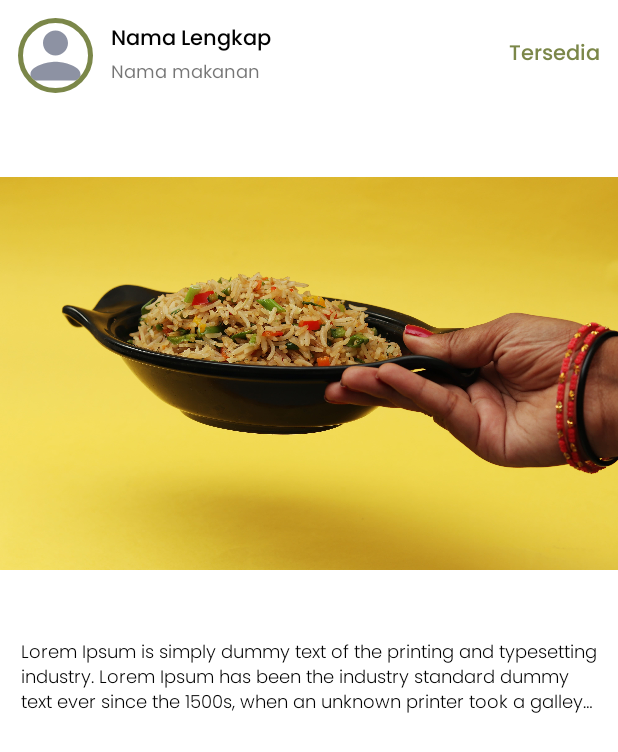
After one commit to munawirfikri/saveoury, an Android app: the layout item_post.xml on its own in the app's theme, with its tools: preview values and no code run, on a phone screen of 412 x 824 dp. The commit adds this screen. Shown: the top 752 px of the screen. Run offline under Robolectric (Android 15) with nearby library versions, the phone set to English and light mode, and no system bars.

Commit message:
slicing post item

```diff
--- a/android/app/src/main/java/com/munawirfikri/saveoury/data/source/remote/network/ApiService.kt
+++ b/android/app/src/main/java/com/munawirfikri/saveoury/data/source/remote/network/ApiService.kt
@@ -1,5 +1,6 @@
 package com.munawirfikri.saveoury.data.source.remote.network
 
+import com.munawirfikri.saveoury.data.source.remote.response.FoodPostItem
 import com.munawirfikri.saveoury.data.source.remote.response.FoodPostResponse
 import com.munawirfikri.saveoury.data.source.remote.response.PlaceResponse
 import com.munawirfikri.saveoury.data.source.remote.response.UserResponse
--- /dev/null
+++ b/android/app/src/main/res/layout/item_post.xml
@@ -0,0 +1,86 @@
+<?xml version="1.0" encoding="utf-8"?>
+<RelativeLayout xmlns:android="http://schemas.android.com/apk/res/android"
+    android:layout_width="match_parent"
+    android:layout_height="match_parent">
+
+    <androidx.cardview.widget.CardView
+        android:background="@color/white"
+        android:layout_width="match_parent"
+        android:layout_height="500dp"
+        >
+        <LinearLayout
+            android:layout_width="match_parent"
+            android:layout_height="match_parent"
+            android:orientation="vertical"
+            >
+            <LinearLayout
+                android:layout_width="match_parent"
+                android:layout_height="wrap_content"
+                android:orientation="horizontal"
+                android:gravity="center_vertical"
+                android:padding="12dp"
+                >
+                <de.hdodenhof.circleimageview.CircleImageView
+                    xmlns:app="http://schemas.android.com/apk/res-auto"
+                    android:id="@+id/profile_image"
+                    android:layout_width="50dp"
+                    android:layout_height="50dp"
+                    android:src="@drawable/ic_person"
+                    app:civ_border_width="3dp"
+                    android:layout_marginEnd="12dp"
+                    app:civ_border_color="@color/primary_variant"/>
+                <LinearLayout
+                    android:layout_width="wrap_content"
+                    android:layout_height="wrap_content"
+                    android:orientation="vertical"
+                    >
+                    <TextView
+                        android:id="@+id/nama_user"
+                        android:textColor="@color/black"
+                        android:fontFamily="@font/poppins_medium"
+                        android:textSize="14sp"
+                        android:layout_width="wrap_content"
+                        android:layout_height="wrap_content"
+                        android:text="@string/nama_lengkap"
+                        />
+                    <TextView
+                        android:textSize="12sp"
+                        android:fontFamily="@font/poppins"
+                        android:layout_width="wrap_content"
+                        android:layout_height="wrap_content"
+                        android:text="@string/nama_makanan"
+                        />
+                </LinearLayout>
+                <TextView
+                    android:fontFamily="@font/poppins_medium"
+                    android:id="@+id/food_status"
+                    android:textColor="@color/primary_variant"
+                    android:layout_width="match_parent"
+                    android:layout_height="wrap_content"
+                    android:text="@string/tersedia"
+                    android:textAlignment="viewEnd"
+                    />
+            </LinearLayout>
+            <ImageView
+                android:id="@+id/iv_food_image"
+                android:layout_width="match_parent"
+                android:layout_height="350dp"
+                android:src="@drawable/dummypost"
+                android:contentDescription="@string/image_post" />
+            <TextView
+                android:padding="2dp"
+                android:fontFamily="@font/poppins_light"
+                android:textSize="12sp"
+                android:maxLines="3"
+                android:ellipsize="end"
+                android:textColor="@color/black"
+                android:layout_marginHorizontal="12dp"
+                android:id="@+id/tv_food_desc"
+                android:layout_width="wrap_content"
+                android:layout_height="wrap_content"
+                android:text="@string/deskripsi_postingan"
+                />
+        </LinearLayout>
+    </androidx.cardview.widget.CardView>
+
+</RelativeLayout>
--- a/android/app/src/main/res/values/strings.xml
+++ b/android/app/src/main/res/values/strings.xml
@@ -40,4 +40,8 @@
     <string name="keluar">Keluar</string>
     <string name="lokasi_kamu">Lokasi kamu</string>
     <string name="jalan_kakap_no_7">Jalan Kakap, No.7</string>
+    <string name="deskripsi_postingan">Lorem Ipsum is simply dummy text of the printing and typesetting industry. Lorem Ipsum has been the industry standard dummy text ever since the 1500s, when an unknown printer took a galley of type and scrambled it to make a type specimen book.</string>
+    <string name="tersedia">Tersedia</string>
+    <string name="nama_makanan">Nama makanan</string>
+    <string name="image_post">Image Post</string>
 </resources>
```
Also changed, not shown: android/app/src/main/java/com/munawirfikri/saveoury/ui/main/home/HomeViewModel.kt (+3 -5 lines), android/app/src/main/res/layout/item_placeholder.xml (added, +92 -0 lines), android/app/src/main/res/drawable/dummypost.jpg (added).
